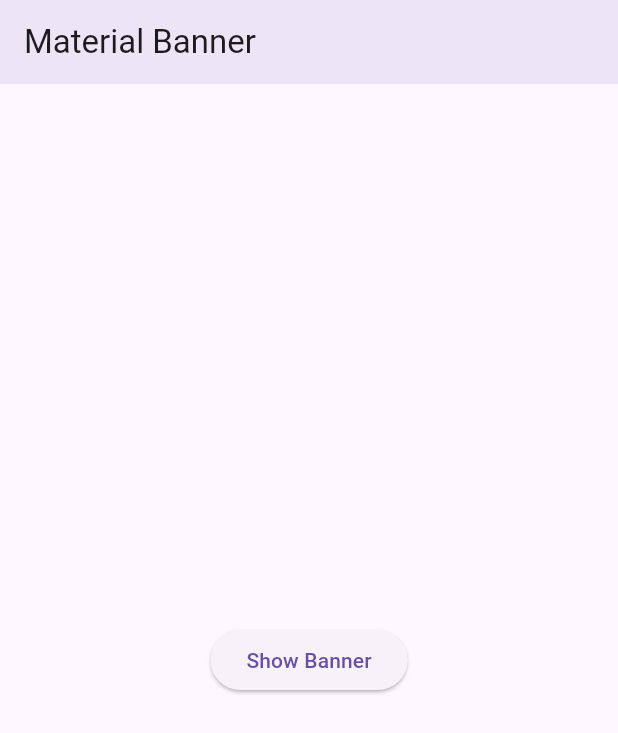
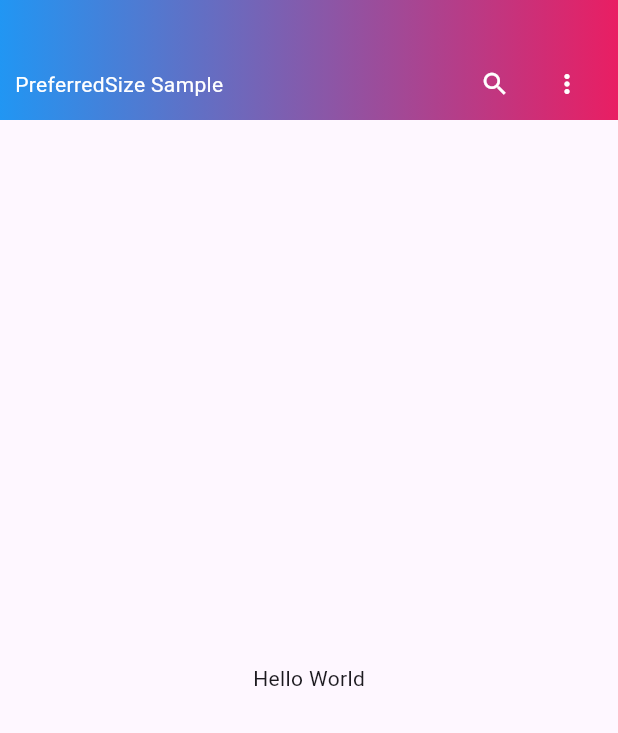
Before and after one commit to sangmin4208/every_widget, a Flutter app: the screen it shows after launch, on a phone screen of 412 x 824 dp. Shown: the top 733 px of the screen. Run offline on Flutter 3.47's test engine with Material 2 defaults, Android fonts, the phone set to English and light mode, and no system bars.

Commit message:
✍️ PreferredSize

```diff
--- a/lib/main.dart
+++ b/lib/main.dart
@@ -1,4 +1,4 @@
-import 'package:every_widget/pages/material_banner_page.dart';
+import 'package:every_widget/pages/preferred_size_page.dart';
 import 'package:flutter/material.dart';
 
 void main() {
@@ -18,7 +18,7 @@ class App extends StatelessWidget {
         brightness: Brightness.light,
       ),
       themeMode: ThemeMode.dark,
-      home: const MaterialBannerPage(),
+      home: const PreferredSizePage(),
     );
   }
 }
--- /dev/null
+++ b/lib/pages/preferred_size_page.dart
@@ -0,0 +1,69 @@
+import 'package:flutter/material.dart';
+
+class PreferredSizePage extends StatelessWidget {
+  const PreferredSizePage({super.key});
+
+  @override
+  Widget build(BuildContext context) {
+    return Scaffold(
+      appBar: PreferredSize(
+        /// 원하는 size를 지정합니다.
+        preferredSize: const Size.fromHeight(80.0),
+
+        /// AppBar에서 보여줄 내용을 지정합니다.
+        child: Container(
+          decoration: const BoxDecoration(
+            gradient: LinearGradient(
+              colors: <Color>[Colors.blue, Colors.pink],
+            ),
+          ),
+          child: const AppBarContent(),
+        ),
+      ),
+      body: const Center(
+        child: Text('Hello World'),
+      ),
+    );
+  }
+}
+
+class AppBarContent extends StatelessWidget {
+  const AppBarContent({super.key});
+
+  @override
+  Widget build(BuildContext context) {
+    return Column(
+      mainAxisAlignment: MainAxisAlignment.end,
+      children: <Widget>[
+        Padding(
+          padding: const EdgeInsets.symmetric(horizontal: 10),
+          child: Row(
+            children: <Widget>[
+              const Text(
+                'PreferredSize Sample',
+                style: TextStyle(color: Colors.white),
+              ),
+              const Spacer(),
+              IconButton(
+                icon: const Icon(
+                  Icons.search,
+                  size: 20,
+                ),
+                color: Colors.white,
+                onPressed: () {},
+              ),
+              IconButton(
+                icon: const Icon(
+                  Icons.more_vert,
+                  size: 20,
+                ),
+                color: Colors.white,
+                onPressed: () {},
+              ),
+            ],
+          ),
+        ),
+      ],
+    );
+  }
+}
```
